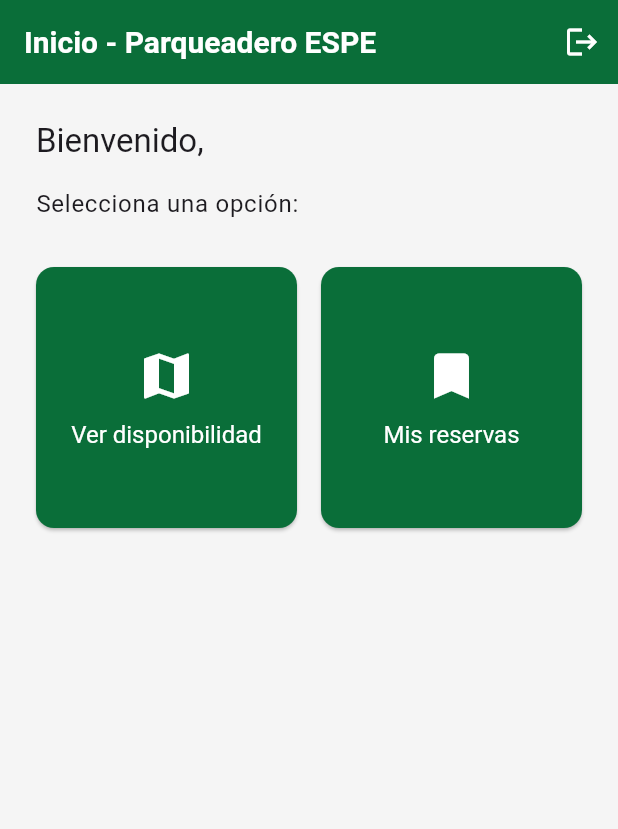
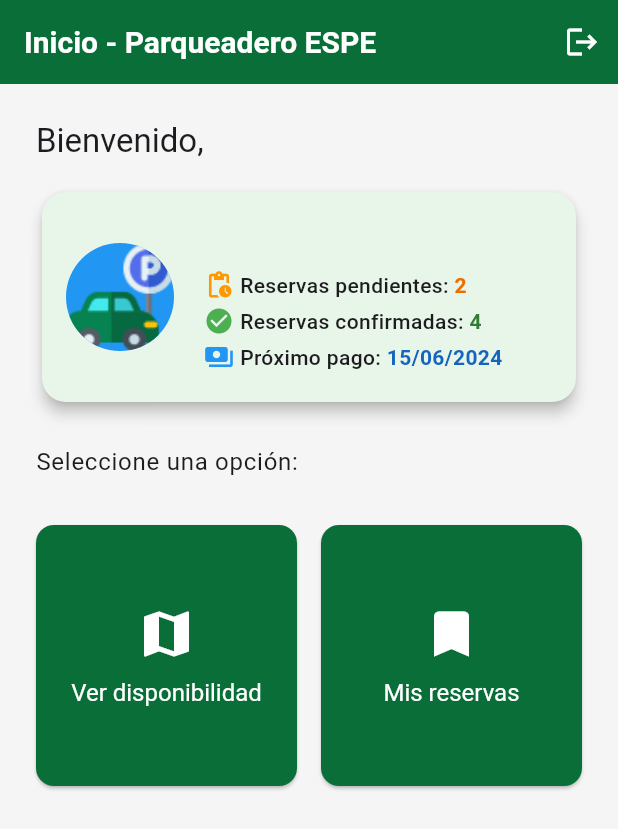
Before and after one commit to ShadowAlejo/parqueadero, a Flutter app: the screen it shows once a user with an empty profile is signed in, on a phone screen of 412 x 824 dp. Shown: the top 829 px of the screen. Run offline on Flutter 3.47's test engine with Material 3 defaults, Android fonts, the phone set to English and light mode, and no system bars; our stand-ins replace cloud_firestore, firebase_auth, firebase_core, google_fonts; accounts and stored records are empty.

Commit message:
Add user reservation summary card to HomePage, updating UI elements for better user experience and modifying text for clarity.

```diff
--- a/lib/views/home_page.dart
+++ b/lib/views/home_page.dart
@@ -69,8 +69,88 @@
                     style: Theme.of(context).textTheme.titleLarge,
                   ),
                   SizedBox(height: 16),
+                  Card(
+                    shape: RoundedRectangleBorder(
+                        borderRadius: BorderRadius.circular(16)),
+                    elevation: 4,
+                    color: Colors.green[50],
+                    child: Padding(
+                      padding: const EdgeInsets.symmetric(
+                          vertical: 20, horizontal: 16),
+                      child: Row(
+                        children: [
+                          CircleAvatar(
+                            radius: 36,
+                            backgroundImage:
+                                AssetImage('assets/images/logo_app.png'),
+                          ),
+                          SizedBox(width: 20),
+                          Expanded(
+                            child: Column(
+                              crossAxisAlignment: CrossAxisAlignment.start,
+                              children: [
+                                Text(
+                                  usuario!.nombre,
+                                  style: TextStyle(
+                                      fontWeight: FontWeight.bold,
+                                      fontSize: 18,
+                                      color: Color(0xFF0A6E39)),
+                                ),
+                                SizedBox(height: 6),
+                                Row(
+                                  children: [
+                                    Icon(Icons.pending_actions,
+                                        color: Colors.orange, size: 20),
+                                    SizedBox(width: 4),
+                                    Text('Reservas pendientes: ',
+                                        style: TextStyle(
+                                            fontWeight: FontWeight.w500)),
+                                    Text('2',
+                                        style: TextStyle(
+                                            color: Colors.orange[800],
+                                            fontWeight: FontWeight.bold)),
+                                  ],
+                                ),
+                                SizedBox(height: 4),
+                                Row(
+                                  children: [
+                                    Icon(Icons.check_circle,
+                                        color: Colors.green, size: 20),
+                                    SizedBox(width: 4),
+                                    Text('Reservas confirmadas: ',
+                                        style: TextStyle(
+                                            fontWeight: FontWeight.w500)),
+                                    Text('4',
+                                        style: TextStyle(
+                                            color: Colors.green[800],
+                                            fontWeight: FontWeight.bold)),
+                                  ],
+                                ),
+                                SizedBox(height: 4),
+                                Row(
+                                  children: [
+                                    Icon(Icons.payments,
+                                        color: Colors.blue, size: 20),
+                                    SizedBox(width: 4),
+                                    Text('Próximo pago: ',
+                                        style: TextStyle(
+                                            fontWeight: FontWeight.w500)),
+                                    Text('15/06/2024',
+                                        style: TextStyle(
+                                            color: Colors.blue[800],
+                                            fontWeight: FontWeight.bold)),
+                                  ],
+                                ),
+                              ],
+                            ),
+                          ),
+                        ],
+                      ),
+                    ),
+                  ),
+                  SizedBox(height: 24),
                   Text(
-                    'Selecciona una opción:',
+                    'Seleccione una opción:',
                     style: Theme.of(context).textTheme.bodyLarge,
                   ),
                   SizedBox(height: 30),
```
Also changed, not shown: 4 other files.
